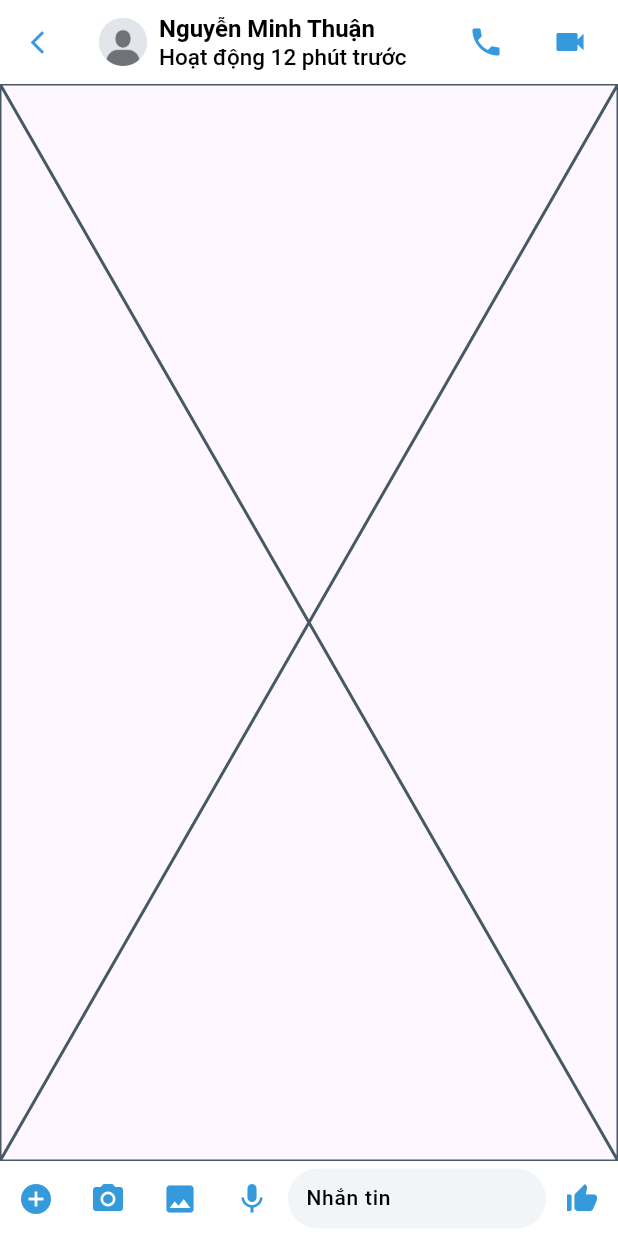
After one commit to RROONNNN/messengerclone, a Flutter app: the screen it shows after launch, after a tap on "MessagesPage", on a phone screen of 412 x 824 dp. The commit adds this screen. Run offline on Flutter 3.47's test engine with Material 3 defaults, Android fonts, the phone set to English and light mode, and no system bars; our stand-ins replace font_awesome_flutter, shared_preferences.

Commit message:
first commit custom widget

```diff
--- a/lib/common/extensions/custom_theme_extension.dart
+++ b/lib/common/extensions/custom_theme_extension.dart
@@ -3,11 +3,12 @@ import 'package:flutter/material.dart';
 import '../themes/app_colors.dart';
 
 ThemeData darkTheme = ThemeData(
-    extensions: const <ThemeExtension<dynamic>>[CustomThemeExtension.darkMode]);
+  extensions: const <ThemeExtension<dynamic>>[CustomThemeExtension.darkMode],
+);
 
-ThemeData lightTheme = ThemeData(extensions: const <ThemeExtension<dynamic>>[
-  CustomThemeExtension.lightMode
-]);
+ThemeData lightTheme = ThemeData(
+  extensions: const <ThemeExtension<dynamic>>[CustomThemeExtension.lightMode],
+);
 
 extension ExtendedTheme on BuildContext {
   CustomThemeExtension get theme =>
@@ -26,6 +27,7 @@ class CustomThemeExtension extends ThemeExtension<CustomThemeExtension> {
   final Color tileColor;
   final Color white;
   final Color bottomNav;
+  final Color textGrey;
 
   static const lightMode = CustomThemeExtension(
     bg: AppColors.bgLight,
@@ -39,6 +41,7 @@ class CustomThemeExtension extends ThemeExtension<CustomThemeExtension> {
     tileColor: AppColors.tileColorLight,
     white: AppColors.whiteColorLight,
     bottomNav: AppColors.bottomNavBarLight,
+    textGrey: AppColors.textColorLight,
   );
 
   static const darkMode = CustomThemeExtension(
@@ -53,6 +56,7 @@ class CustomThemeExtension extends ThemeExtension<CustomThemeExtension> {
     tileColor: AppColors.tileColorDark,
     white: AppColors.whiteColorDark,
     bottomNav: AppColors.bottomNavBarDark,
+    textGrey: AppColors.textGreyDark,
   );
 
   const CustomThemeExtension({
@@ -67,12 +71,11 @@ class CustomThemeExtension extends ThemeExtension<CustomThemeExtension> {
     required this.tileColor,
     required this.white,
     required this.bottomNav,
+    required this.textGrey,
   });
 
   @override
-  ThemeExtension<CustomThemeExtension> copyWith({
-    Color? circleImageColor,
-  }) {
+  ThemeExtension<CustomThemeExtension> copyWith({Color? circleImageColor}) {
     return CustomThemeExtension(
       bg: bg,
       appBar: appBar,
@@ -85,12 +88,15 @@ class CustomThemeExtension extends ThemeExtension<CustomThemeExtension> {
       tileColor: tileColor,
       white: white,
       bottomNav: bottomNav,
+      textGrey: textGrey,
     );
   }
 
   @override
   ThemeExtension<CustomThemeExtension> lerp(
-      covariant ThemeExtension<CustomThemeExtension>? other, double t) {
+    covariant ThemeExtension<CustomThemeExtension>? other,
+    double t,
+  ) {
     if (other is! CustomThemeExtension) {
       return this;
     }
@@ -106,6 +112,7 @@ class CustomThemeExtension extends ThemeExtension<CustomThemeExtension> {
       tileColor: tileColor,
       white: white,
       bottomNav: bottomNav,
+      textGrey: textGrey,
     );
   }
 }
--- a/lib/common/themes/app_colors.dart
+++ b/lib/common/themes/app_colors.dart
@@ -3,8 +3,8 @@ import 'dart:ui';
 class AppColors {
   static const bgLight = Color(0xFFE5E5E5);
   static const bgDark = Color(0xFF1A1A1A);
-  static const appBarLight = Color(0xFF359adc);
-  static const appBarDark = Color(0xFF5A5A5A);
+  static const appBarLight = Color.fromARGB(255, 255, 255, 255);
+  static const appBarDark = Color.fromARGB(255, 0, 0, 0);
   static const textColorLight = Color(0xFF000000);
   static const textColorDark = Color(0xFFFFFFFF);
 
@@ -20,8 +20,8 @@ class AppColors {
   static const greenLight = Color(0xFF2dd356);
   static const greenDark = Color(0xFF2dd356);
 
-  static const greyLight = Color(0xFF9E9E9E);
-  static const greyDark = Color(0xFF9E9E9E);
+  static const greyLight = Color(0xFFF1F5F8);
+  static const greyDark = Color(0xFF343338);
 
   static const tileColorLight = Color(0xFFFFFFFF);
   static const tileColorDark = Color(0xFF272727);
@@ -31,4 +31,7 @@ class AppColors {
 
   static const bottomNavBarLight = Color(0xFFF6F6F6);
   static const bottomNavBarDark = Color(0xFF1A1A1A);
+
+  static const textGreyLight = Color(0xFF909090);
+  static const textGreyDark = Color(0xFF909090);
 }
--- a/lib/common/widgets/custom_text_style.dart
+++ b/lib/common/widgets/custom_text_style.dart
@@ -5,7 +5,7 @@ import '../extensions/custom_theme_extension.dart';
 
 const double DEFAULT_TITLE_FONT_SIZE = 28;
 const double DEFAULT_HEADLINE_FONT_SIZE = 20;
-const double DEFAULT_CONTENT_FONT_SIZE = 16;
+const double DEFAULT_CONTENT_FONT_SIZE = 15;
 
 class TitleText extends BaseText {
   const TitleText(
--- /dev/null
+++ b/lib/common/widgets/elements/custom_grouped_list_title.dart
@@ -0,0 +1,88 @@
+import 'package:flutter/material.dart';
+
+import '../../extensions/custom_theme_extension.dart';
+
+class CustomGroupedListTitle extends StatefulWidget {
+  final bool isFirstTab;
+  final bool isLastTab;
+  final bool isMiddleTab;
+  final bool isSingleTab;
+  final Widget child;
+  final void Function()? onTapFunc;
+
+  const CustomGroupedListTitle({
+    super.key,
+    this.isFirstTab = false,
+    this.isLastTab = false,
+    this.isMiddleTab = false,
+    this.isSingleTab = false,
+    required this.child,
+    this.onTapFunc,
+  }) : assert(
+         (isFirstTab ? 1 : 0) +
+                 (isLastTab ? 1 : 0) +
+                 (isMiddleTab ? 1 : 0) +
+                 (isSingleTab ? 1 : 0) ==
+             1,
+         'Only one of isFirstTab, isLastTab, isMiddleTab, or isSingleTab can be true.',
+       );
+
+  @override
+  State<CustomGroupedListTitle> createState() => _CustomGroupedListTitleState();
+}
+
+class _CustomGroupedListTitleState extends State<CustomGroupedListTitle> {
+  bool switchValue = true;
+
+  @override
+  Widget build(BuildContext context) {
+    return InkWell(
+      borderRadius: BorderRadius.only(
+        topLeft:
+            widget.isFirstTab || widget.isSingleTab
+                ? const Radius.circular(8)
+                : Radius.zero,
+        topRight:
+            widget.isFirstTab || widget.isSingleTab
+                ? const Radius.circular(8)
+                : Radius.zero,
+        bottomLeft:
+            widget.isLastTab || widget.isSingleTab
+                ? const Radius.circular(8)
+                : Radius.zero,
+        bottomRight:
+            widget.isLastTab || widget.isSingleTab
+                ? const Radius.circular(8)
+                : Radius.zero,
+      ),
+      splashColor: context.theme.grey.withOpacity(0.2),
+      highlightColor: context.theme.grey.withOpacity(0.1),
+      onTap: widget.onTapFunc,
+      child: Ink(
+        padding: const EdgeInsets.all(0),
+        decoration: BoxDecoration(
+          color: context.theme.tileColor,
+          borderRadius: BorderRadius.only(
+            topLeft:
+                widget.isFirstTab || widget.isSingleTab
+                    ? const Radius.circular(8)
+                    : Radius.zero,
+            topRight:
+                widget.isFirstTab || widget.isSingleTab
+                    ? const Radius.circular(8)
+                    : Radius.zero,
+            bottomLeft:
+                widget.isLastTab || widget.isSingleTab
+                    ? const Radius.circular(8)
+                    : Radius.zero,
+            bottomRight:
+                widget.isLastTab || widget.isSingleTab
+                    ? const Radius.circular(8)
+                    : Radius.zero,
+          ),
+        ),
+        child: widget.child,
+      ),
+    );
+  }
+}
--- /dev/null
+++ b/lib/common/widgets/elements/custom_message_item.dart
@@ -0,0 +1,87 @@
+import 'package:flutter/material.dart';
+import '../../extensions/custom_theme_extension.dart';
+import '../custom_text_style.dart';
+
+class CustomMessageItem extends StatelessWidget {
+  final bool isMe;
+  final bool isTextMessage;
+  final bool isImageMessage;
+  final Widget child;
+  final List<String> reactions;
+  final void Function()? onLongPress;
+  const CustomMessageItem({
+    super.key,
+    required this.isMe,
+    required this.child,
+    this.isImageMessage = false,
+    this.isTextMessage = false,
+    this.reactions = const [],
+    this.onLongPress,
+  }) : assert(
+         (isTextMessage ? 1 : 0) + (isImageMessage ? 1 : 0) < 2,
+         "only and must be one of isImageMessage, isTextMessage can be true",
+       );
+
+  @override
+  Widget build(BuildContext context) {
+    return Stack(
+      children: [
+        Padding(
+          padding: const EdgeInsets.all(8.0),
+          child: GestureDetector(
+            onLongPress: onLongPress,
+            child: Container(
+              decoration: BoxDecoration(
+                color:
+                    isImageMessage
+                        ? null
+                        : isMe
+                        ? context.theme.blue
+                        : context.theme.grey,
+                borderRadius: BorderRadius.all(Radius.circular(15)),
+              ),
+              child: ConstrainedBox(
+                constraints: BoxConstraints(
+                  maxWidth:
+                      isImageMessage
+                          ? MediaQuery.of(context).size.width * 0.6
+                          : MediaQuery.of(context).size.width * 0.8,
+                  maxHeight:
+                      isImageMessage
+                          ? MediaQuery.of(context).size.width * 0.5
+                          : double.infinity,
+                  minWidth: 0,
+                ),
+                child: ClipRRect(
+                  borderRadius: BorderRadius.circular(15),
+                  child: child,
+                ),
+              ),
+            ),
+          ),
+        ),
+        if (reactions.isNotEmpty)
+          Positioned(
+            bottom: 0,
+            right: 0,
+            child: Container(
+              padding: EdgeInsets.symmetric(vertical: 2, horizontal: 5),
+              decoration: BoxDecoration(
+                color: context.theme.grey,
+                borderRadius: BorderRadius.circular(15),
+              ),
+              child: Wrap(
+                spacing: 4.0,
+                children: [
+                  ...reactions.toSet().map(
+                    (reaction) => ContentText(reaction, fontSize: 12),
+                  ),
+                  ContentText("${reactions.length}", fontSize: 12),
+                ],
+              ),
+            ),
+          ),
+      ],
+    );
+  }
+}
--- /dev/null
+++ b/lib/common/widgets/elements/custom_round_avatar.dart
@@ -0,0 +1,42 @@
+import 'package:flutter/material.dart';
+import '../../extensions/custom_theme_extension.dart';
+
+class CustomRoundAvatar extends StatelessWidget {
+  final ImageProvider<Object>? avatarImage;
+  final bool isActive;
+  final double radius;
+
+  const CustomRoundAvatar({
+    super.key,
+    this.avatarImage,
+    required this.isActive,
+    required this.radius,
+  });
+
+  @override
+  Widget build(BuildContext context) {
+    return Stack(
+      children: [
+        CircleAvatar(
+          radius: radius,
+          backgroundImage:
+              avatarImage ?? AssetImage('assets/images/avatar.png'),
+        ),
+        (isActive)
+            ? Positioned(
+              bottom: 1,
+              right: 1,
+              child: CircleAvatar(
+                backgroundColor: context.theme.bg,
+                radius: 7,
+                child: CircleAvatar(
+                  radius: 4,
+                  backgroundColor: context.theme.green,
+                ),
+              ),
+            )
+            : Container(),
+      ],
+    );
+  }
+}
--- a/lib/features/chat/pages/chat_page.dart
+++ b/lib/features/chat/pages/chat_page.dart
@@ -1,10 +1,21 @@
 import 'package:flutter/material.dart';
-import 'package:messenger_clone/common/extensions/custom_theme_extension.dart';
-import 'package:messenger_clone/common/widgets/custom_text_style.dart';
+import 'package:font_awesome_flutter/font_awesome_flutter.dart';
 
-class ChatPage extends StatelessWidget {
+import '../../messages/pages/messages_page.dart';
+import '../../../common/extensions/custom_theme_extension.dart';
+import '../../../common/widgets/custom_text_style.dart';
+import '../../../common/widgets/elements/custom_grouped_list_title.dart';
+import '../../../common/widgets/elements/custom_message_item.dart';
+import '../../../common/widgets/elements/custom_round_avatar.dart';
+
+class ChatPage extends StatefulWidget {
   const ChatPage({super.key});
 
+  @override
+  State<ChatPage> createState() => _ChatPageState();
+}
+
+class _ChatPageState extends State<ChatPage> {
   @override
   Widget build(BuildContext context) {
     return Scaffold(
@@ -13,7 +24,135 @@ class ChatPage extends StatelessWidget {
         title: const TitleText("Chat Page"),
         backgroundColor: context.theme.appBar,
       ),
-      body: const Center(child: ContentText("Chat Page")),
+      body: Padding(
+        padding: const EdgeInsets.symmetric(horizontal: 20),
+        child: Center(
+          child: SingleChildScrollView(
+            child: Column(
+              crossAxisAlignment: CrossAxisAlignment.start,
+              children: [
+                ElevatedButton(
+                  onPressed: () {
+                    Navigator.of(context).push(
+                      MaterialPageRoute(builder: (context) => MessagesPage()),
+                    );
+                  },
+                  child: Text("MessagesPage"),
+                ),
+                CustomRoundAvatar(isActive: true, radius: 25),
+                CustomGroupedListTitle(
+                  onTapFunc: () {},
+                  isFirstTab: true,
+                  child: ListTile(
+                    iconColor: context.theme.textColor,
+                    contentPadding: EdgeInsets.symmetric(horizontal: 10),
+                    leading: FaIcon(FontAwesomeIcons.store, size: 19),
+                    title: ContentText("Marketplace"),
+                    trailing: Icon(Icons.keyboard_arrow_right),
+                  ),
+                ),
+                _divider(),
+                CustomGroupedListTitle(
+                  onTapFunc: () {},
+                  isMiddleTab: true,
+                  child: ListTile(
+                    iconColor: context.theme.textColor,
+                    contentPadding: EdgeInsets.symmetric(horizontal: 10),
+                    leading: Icon(Icons.chat_bubble, size: 19),
+                    title: ContentText("Tin nhắn đang chờ"),
+                    trailing: Icon(Icons.keyboard_arrow_right),
+                  ),
+                ),
+                _divider(),
+                CustomGroupedListTitle(
+                  onTapFunc: () {},
+                  isLastTab: true,
+                  child: ListTile(
+                    iconColor: context.theme.textColor,
+                    contentPadding: EdgeInsets.symmetric(horizontal: 10),
+                    leading: FaIcon(FontAwesomeIcons.box, size: 19),
+                    title: ContentText("Kho lưu trữ"),
+                    trailing: Icon(Icons.keyboard_arrow_right),
+                  ),
+                ),
+
+                CustomMessageItem(
+                  isTextMessage: true,
+                  isMe: true,
+                  child: Padding(
+                    padding: const EdgeInsets.all(8.0),
+                    child: ContentText(
+                      "Lorem Ipsum is simply dummy text of the printing and typesetting industry. Lorem Ipsum has been the industry's standard dummy text ever since the 1500s,  ",
+                    ),
+                  ),
+                ),
+                CustomMessageItem(
+                  isImageMessage: true,
+                  isMe: true,
+                  child: Image.asset("assets/images/imagemaxwidth.png"),
+                ),
+                CustomMessageItem(
+                  isImageMessage: true,
+                  isMe: true,
+                  child: Image.asset(
+                    "assets/images/imagemaxheight.png",
+                    fit: BoxFit.cover,
+                  ),
+                ),
+                CustomMessageItem(
+                  isMe: false,
+                  isImageMessage: false,
+                  child: IntrinsicWidth(
+                    child: ListTile(
+                      dense: true,
+                      title: ContentText(
+                        "Cuộc gọi video",
+                        fontWeight: FontWeight.w700,
+                      ),
+                      subtitle: ContentText(
+                        "13 giây",
+                        color: context.theme.textGrey,
+                      ),
+                      leading: Icon(
+                        Icons.video_call,
+                        size: 30,
+                        color: context.theme.textColor,
+                      ),
+                    ),
+                  ),
+                ),
+                CustomMessageItem(
+                  isMe: false,
+                  isImageMessage: false,
+                  reactions: ["👍", "❤️", "😂", "😂"],
+                  child: IntrinsicWidth(
+                    child: ListTile(
+                      title: ContentText("Cuộc gọi video"),
+                      subtitle: ContentText(
+                        "13 giây",
+                        color: context.theme.textGrey,
+                      ),
+                      leading: Icon(
+                        Icons.video_call,
+                        size: 30,
+                        color: context.theme.textColor,
+                      ),
+                    ),
+                  ), // Add reactions here
+                ),
+                SizedBox(height: 25),
+              ],
+            ),
+          ),
+        ),
+      ),
+    );
+  }
+
+  Widget _divider() {
+    return Padding(
+      padding: const EdgeInsets.only(left: 45),
+      child: Divider(height: 0, thickness: 0.5, color: context.theme.grey),
     );
   }
 }
--- /dev/null
+++ b/lib/features/messages/elements/custom_messages_appbar.dart
@@ -0,0 +1,108 @@
+import 'package:flutter/material.dart';
+import '../../../common/widgets/custom_text_style.dart';
+import '../../../common/widgets/elements/custom_round_avatar.dart';
+import '../../../common/extensions/custom_theme_extension.dart';
+
+class FakeUser {
+  final String name;
+  final bool isActive;
+  final Duration offlineDuration;
+
+  FakeUser({
+    required this.name,
+    required this.isActive,
+    required this.offlineDuration,
+  });
+}
+
+class CustomMessagesAppBar extends StatelessWidget
+    implements PreferredSizeWidget {
+  final FakeUser user;
+  final bool isMe;
+  final Color? backgroundColor;
+  final void Function()? callFunc;
+  final void Function()? videoCallFunc;
+  final void Function()? onTapAvatar;
+  const CustomMessagesAppBar({
+    super.key,
+    required this.isMe,
+    this.backgroundColor,
+    required this.user,
+    this.callFunc,
+    this.videoCallFunc,
+    this.onTapAvatar,
+  });
+  String _getOfflineDurationText() {
+    if (user.offlineDuration.inDays > 0) {
+      return "Hoạt động ${user.offlineDuration.inDays} ngày trước";
+    } else if (user.offlineDuration.inHours > 0) {
+      return "Hoạt động ${user.offlineDuration.inHours} giờ trước";
+    } else {
+      return "Hoạt động ${user.offlineDuration.inMinutes} phút trước";
+    }
+  }
+
+  @override
+  Widget build(BuildContext context) {
+    return AppBar(
+      iconTheme: IconThemeData(color: context.theme.blue),
+      backgroundColor: context.theme.appBar,
+      elevation: 0,
+      leadingWidth: 50,
+      title: GestureDetector(
+        onTap: onTapAvatar,
+        child: Row(
+          children: [
+            CustomRoundAvatar(isActive: user.isActive, radius: 16),
+            SizedBox(width: 8),
+            Column(
+              crossAxisAlignment: CrossAxisAlignment.start,
+              mainAxisAlignment: MainAxisAlignment.center,
+              children: [
+                ContentText(
+                  user.name,
+                  fontSize: 16,
+                  fontWeight: FontWeight.w600,
+                ),
+                ContentText(
+                  user.isActive ? "Đang hoạt động" : _getOfflineDurationText(),
+                  color: context.theme.textGrey,
+                ),
+              ],
+            ),
+          ],
+        ),
+      ),
+      actions:
+          isMe
+              ? [
+                IconButton(
+                  onPressed: callFunc ?? () {},
+                  icon: Icon(Icons.local_phone),
+                ),
+                const SizedBox(width: 8),
+
+                IconButton(
+                  onPressed: videoCallFunc ?? () {},
+                  icon: Icon(Icons.videocam),
+                ),
+                const SizedBox(width: 8),
+              ]
+              : [const SizedBox()],
+      leading: Padding(
+        padding: const EdgeInsets.all(8),
+        child: IconButton(
+          padding: EdgeInsets.all(0),
+          iconSize: 18,
+          onPressed: () {
+            Navigator.pop(context);
+          },
+          icon: Icon(Icons.arrow_back_ios_new),
+        ),
+      ),
+    );
+  }
+
+  @override
+  Size get preferredSize => Size.fromHeight(kToolbarHeight);
+}
--- /dev/null
+++ b/lib/features/messages/elements/custom_messages_bottombar.dart
@@ -0,0 +1,63 @@
+import 'package:flutter/material.dart';
+import '../../../common/extensions/custom_theme_extension.dart';
+
+class CustomMessagesBottomBar extends StatefulWidget {
+  final TextEditingController? textController;
+  const CustomMessagesBottomBar({super.key, this.textController});
+
+  @override
+  State<CustomMessagesBottomBar> createState() =>
+      _CustomMessagesBottomBarState();
+}
+
+class _CustomMessagesBottomBarState extends State<CustomMessagesBottomBar> {
+  @override
+  Widget build(BuildContext context) {
+    return IconTheme(
+      data: IconThemeData(color: context.theme.blue),
+      child: Container(
+        decoration: BoxDecoration(color: context.theme.appBar),
+        height: 50,
+        child: Row(
+          crossAxisAlignment: CrossAxisAlignment.center,
+          children: [
+            IconButton(onPressed: () {}, icon: Icon(Icons.add_circle)),
+            IconButton(onPressed: () {}, icon: Icon(Icons.camera_alt)),
+            IconButton(onPressed: () {}, icon: Icon(Icons.image)),
+            IconButton(onPressed: () {}, icon: Icon(Icons.mic)),
+            Expanded(
+              child: Padding(
+                padding: const EdgeInsets.symmetric(vertical: 5),
+                child: TextField(
+                  controller: widget.textController,
+                  style: TextStyle(
+                    color: context.theme.textColor,
+                    fontWeight: FontWeight.w500,
+                    fontSize: 14,
+                  ),
+
+                  decoration: InputDecoration(
+                    border: OutlineInputBorder(
+                      borderSide: BorderSide.none,
+                      borderRadius: BorderRadius.circular(20.0),
+                    ),
+                    filled: true,
+                    fillColor: context.theme.grey,
+                    hintText: "Nhắn tin",
+                    hintStyle: TextStyle(color: context.theme.textColor),
+                    contentPadding: const EdgeInsets.symmetric(
+                      horizontal: 8,
+                      vertical: 0,
+                    ),
+                  ),
+                ),
+              ),
+            ),
+
+            IconButton(onPressed: () {}, icon: Icon(Icons.thumb_up_alt)),
+          ],
+        ),
+      ),
+    );
+  }
+}
--- /dev/null
+++ b/lib/features/messages/pages/messages_page.dart
@@ -0,0 +1,24 @@
+import 'package:flutter/material.dart';
+
+import '../elements/custom_messages_appbar.dart';
+import '../elements/custom_messages_bottombar.dart';
+
+class MessagesPage extends StatelessWidget {
+  const MessagesPage({super.key});
+
+  @override
+  Widget build(BuildContext context) {
+    return Scaffold(
+      appBar: CustomMessagesAppBar(
+        isMe: true,
+        user: FakeUser(
+          name: "Nguyễn Minh Thuận",
+          isActive: false,
+          offlineDuration: Duration(minutes: 12),
+        ),
+      ),
+      bottomNavigationBar: CustomMessagesBottomBar(),
+      body: const Placeholder(),
+    );
+  }
+}
--- a/lib/features/settings/pages/settings_page.dart
+++ b/lib/features/settings/pages/settings_page.dart
@@ -52,7 +52,7 @@ class _SettingsPageState extends State<SettingsPage> {
               onPressed: () {
                 themeProvider.setTheme(ThemeMode.system);
               },
-              child: const Text('System Theme'),
+              child: const Text('Setting'),
             ),
           ],
         ),
--- a/lib/main.dart
+++ b/lib/main.dart
@@ -1,5 +1,5 @@
 import 'package:flutter/material.dart';
-import 'package:messenger_clone/features/main_page/main.dart';
+import 'package:messenger_clone/features/main_page/main_page.dart';
 import 'package:provider/provider.dart';
 
 import 'common/extensions/custom_theme_extension.dart';
--- a/pubspec.yaml
+++ b/pubspec.yaml
@@ -61,9 +61,8 @@ flutter:
   uses-material-design: true
 
   # To add assets to your application, add an assets section, like this:
-  # assets:
-  #   - images/a_dot_burr.jpeg
-  #   - images/a_dot_ham.jpeg
+  assets:
+    - assets/images/
 
   # An image asset can refer to one or more resolution-specific "variants", see
   # https://flutter.dev/to/resolution-aware-images
```
Also changed, not shown: assets/images/avatar.png (added), assets/images/imagemaxheight.png (added), assets/images/imagemaxwidth.png (added), 1 other file. Lines whose indentation alone changed are shown as unchanged.
